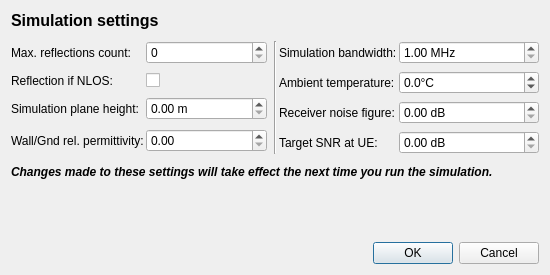
Before: the Qt Designer form Source/simsetupdialog.ui in mathphi/ELEC-H415_5G-Small-Cells, drawn with Qt 5.
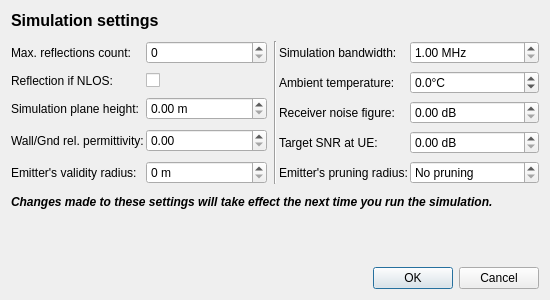
After: the same form once the commit is applied.

Patch:
```diff
--- a/Source/simsetupdialog.ui
+++ b/Source/simsetupdialog.ui
@@ -7,7 +7,7 @@
     <x>0</x>
     <y>0</y>
     <width>550</width>
-    <height>275</height>
+    <height>300</height>
    </rect>
   </property>
   <property name="minimumSize">
@@ -123,6 +123,23 @@
          </property>
         </widget>
        </item>
+       <item row="4" column="0">
+        <widget class="QLabel" name="validEmitterRadiusLabel">
+         <property name="text">
+          <string>Emitter's validity radius:</string>
+         </property>
+        </widget>
+       </item>
+       <item row="4" column="1">
+        <widget class="QDoubleSpinBox" name="validEmitterRadiusSpinBox">
+         <property name="suffix">
+          <string> m</string>
+         </property>
+         <property name="decimals">
+          <number>0</number>
+         </property>
+        </widget>
+       </item>
       </layout>
      </item>
      <item>
@@ -208,6 +225,35 @@
          </property>
         </widget>
        </item>
+       <item row="4" column="0">
+        <widget class="QLabel" name="pruningRadiusLabel">
+         <property name="text">
+          <string>Emitter's pruning radius:</string>
+         </property>
+        </widget>
+       </item>
+       <item row="4" column="1">
+        <widget class="QDoubleSpinBox" name="pruningRadiusSpinBox">
+         <property name="specialValueText">
+          <string>No pruning</string>
+         </property>
+         <property name="suffix">
+          <string> m</string>
+         </property>
+         <property name="decimals">
+          <number>0</number>
+         </property>
+         <property name="maximum">
+          <double>10000.000000000000000</double>
+         </property>
+         <property name="singleStep">
+          <double>10.000000000000000</double>
+         </property>
+         <property name="value">
+          <double>0.000000000000000</double>
+         </property>
+        </widget>
+       </item>
       </layout>
      </item>
     </layout>
```
